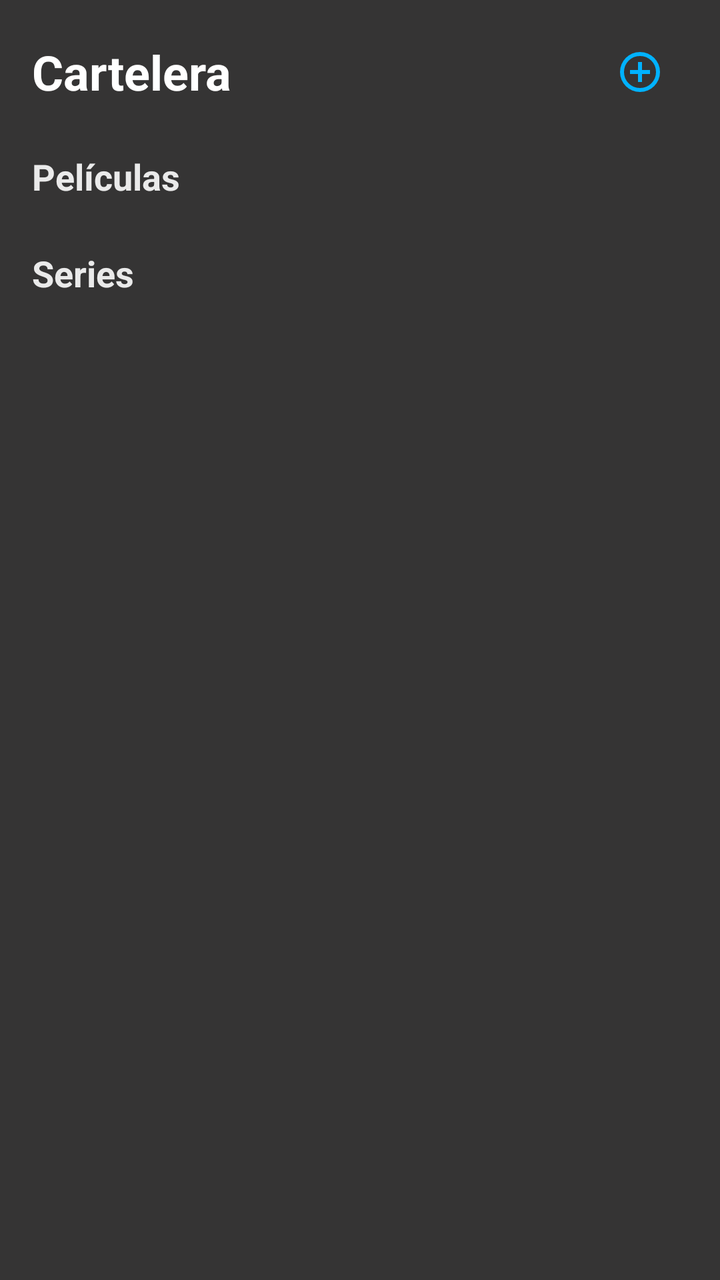
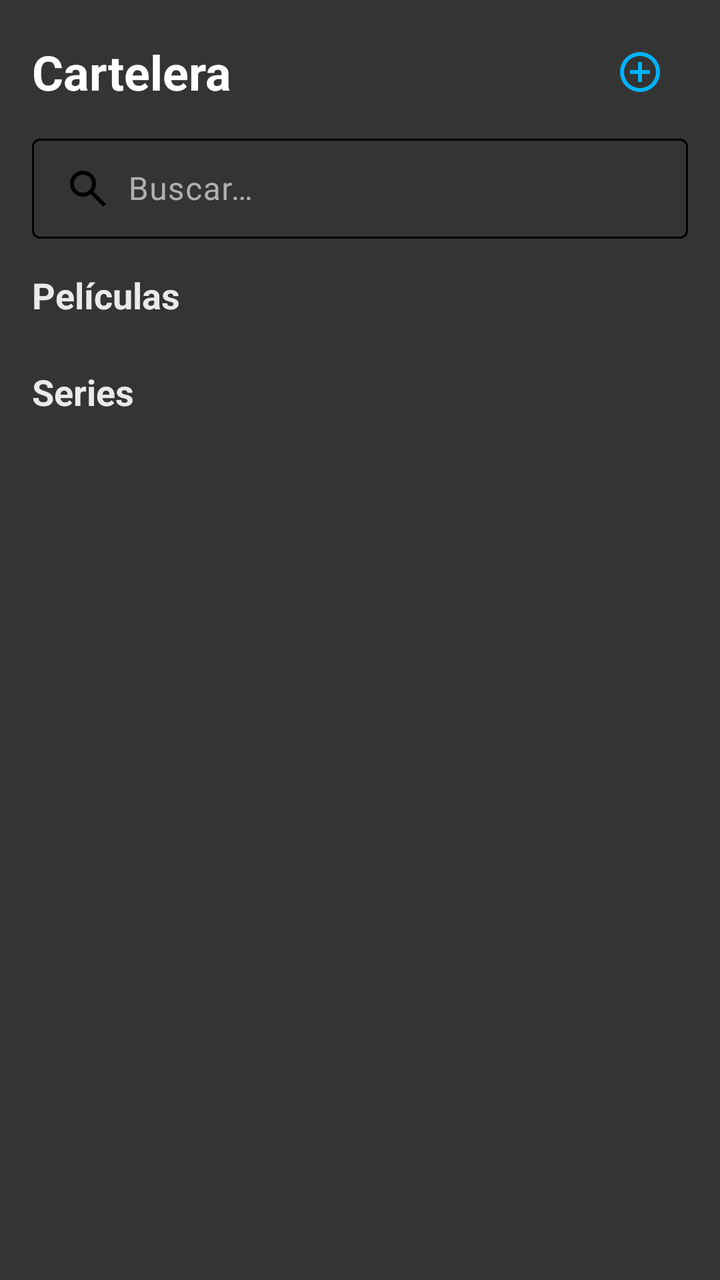

Screens rendered from an Android XML layout before and after an edit, with the pre-edit source and the edit as a unified diff.
<!-- AndroidManifest.xml: application theme Theme.OpenTeseractus -->
<!-- res/layout/fragment_cartelera.xml -->
<?xml version="1.0" encoding="utf-8"?>
<LinearLayout
    xmlns:android="http://schemas.android.com/apk/res/android"
    xmlns:app="http://schemas.android.com/apk/res-auto"
    android:id="@+id/main"
    android:layout_width="match_parent"
    android:layout_height="match_parent"
    android:orientation="vertical">

    

    <LinearLayout
        android:layout_width="match_parent"
        android:layout_height="wrap_content"
        android:orientation="horizontal"
        android:gravity="center_vertical"
        android:paddingHorizontal="16dp"
        android:paddingTop="12dp"
        android:paddingBottom="8dp">

        <TextView
            android:id="@+id/tvTitulo"
            android:layout_width="0dp"
            android:layout_height="wrap_content"
            android:layout_weight="1"
            android:text="@string/group_billboard"
            android:textColor="@color/onBackground"
            android:textSize="24sp"
            android:textStyle="bold" />

        <ImageButton
            android:id="@+id/btnCrearTeseracto"
            android:layout_width="48dp"
            android:layout_height="48dp"
            android:background="?attr/selectableItemBackgroundBorderless"
            android:contentDescription="@string/create_teseract"
            android:src="@drawable/ic_add"
            app:tint="@color/primary" />
    </LinearLayout>

    <androidx.core.widget.NestedScrollView
        android:layout_width="match_parent"
        android:layout_height="match_parent"
        android:fillViewport="true">

        <LinearLayout
            android:layout_width="match_parent"
            android:layout_height="wrap_content"
            android:orientation="vertical">

            

            <TextView
                android:layout_width="wrap_content"
                android:layout_height="wrap_content"
                android:paddingHorizontal="16dp"
                android:paddingTop="8dp"
                android:paddingBottom="8dp"
                android:text="@string/movies"
                android:textColor="@color/onSurface"
                android:textSize="18sp"
                android:textStyle="bold" />

            <androidx.recyclerview.widget.RecyclerView
                android:id="@+id/recyclerPeliculas"
                android:layout_width="match_parent"
                android:layout_height="wrap_content"/>

            

            <TextView
                android:layout_width="wrap_content"
                android:layout_height="wrap_content"
                android:paddingHorizontal="16dp"
                android:paddingTop="16dp"
                android:paddingBottom="8dp"
                android:text="@string/tvshows"
                android:textColor="@color/onSurface"
                android:textSize="18sp"
                android:textStyle="bold" />

            <androidx.recyclerview.widget.RecyclerView
                android:id="@+id/recyclerSeries"
                android:layout_width="match_parent"
                android:layout_height="wrap_content"/>

        </LinearLayout>

    </androidx.core.widget.NestedScrollView>

</LinearLayout>
<!-- resources referenced by this layout -->
<resources>
  <color name="onBackground">#FFFFFF</color>
  <color name="onSurface">#EAEAEA</color>
  <color name="primary">#00B2FF</color>
  <!-- drawable ic_add (drawable) -->
  <vector xmlns:android="http://schemas.android.com/apk/res/android"
      android:width="24dp"
      android:height="24dp"
      android:viewportWidth="960"
      android:viewportHeight="960">
    <path
        android:fillColor="@android:color/black"
        android:pathData="M440,680L520,680L520,520L680,520L680,440L520,440L520,280L440,280L440,440L280,440L280,520L440,520L440,680ZM480,880Q397,880 324,848.5Q251,817 197,763Q143,709 111.5,636Q80,563 80,480Q80,397 111.5,324Q143,251 197,197Q251,143 324,111.5Q397,80 480,80Q563,80 636,111.5Q709,143 763,197Q817,251 848.5,324Q880,397 880,480Q880,563 848.5,636Q817,709 763,763Q709,817 636,848.5Q563,880 480,880ZM480,800Q614,800 707,707Q800,614 800,480Q800,346 707,253Q614,160 480,160Q346,160 253,253Q160,346 160,480Q160,614 253,707Q346,800 480,800ZM480,480Q480,480 480,480Q480,480 480,480Q480,480 480,480Q480,480 480,480Q480,480 480,480Q480,480 480,480Q480,480 480,480Q480,480 480,480Z"/>
  </vector>
  <string name="create_teseract">Crear teseracto</string>
  <string name="group_billboard">Cartelera</string>
  <string name="movies">Películas</string>
  <string name="tvshows">Series</string>
  <style name="Theme.OpenTeseractus" parent="Base.Theme.OpenTeseractus" />
  <style name="Base.Theme.OpenTeseractus" parent="Theme.Material3.DayNight.NoActionBar">
          <item name="colorPrimary">@color/primary</item>
          <item name="colorPrimaryContainer">@color/primaryContainer</item>
  
          <item name="android:colorBackground">@color/background</item>
  
          <item name="colorSurface">@color/surface</item>
          <item name="colorSurfaceVariant">@color/surfaceVariant</item>
  
          <item name="colorOnBackground">@color/onBackground</item>
          <item name="colorOnSurface">@color/onSurface</item>
          <item name="colorOnSurfaceVariant">@color/onSurfaceVariant</item>
  
          <item name="android:textColor">@color/onSurfaceVariant</item>
  
          
          <item name="colorOutline">@color/border</item>
          <item name="colorOutlineVariant">@color/borderLight</item>
  
          <item name="bottomSheetDialogTheme">@style/BottomSheetTheme</item>
  
          <item name="elevationOverlayEnabled">true</item>
      </style>
  <color name="primaryContainer">#03DBFF</color>
  <color name="background">#353434</color>
  <color name="surface">#1E1E1E</color>
  <color name="surfaceVariant">#2A2A2A</color>
  <color name="onSurfaceVariant">#B0B0B0</color>
  <color name="border">#000000</color>
  <color name="borderLight">#000000</color>
  <style name="BottomSheetTheme" parent="ThemeOverlay.Material3.BottomSheetDialog">
          <item name="bottomSheetStyle">@style/CustomBottomSheet</item>
      </style>
  <style name="CustomBottomSheet" parent="Widget.Material3.BottomSheet.Modal">
          <item name="android:background">@color/surface</item>
      </style>
</resources>

<!-- the commit's change to res/layout/fragment_cartelera.xml (unified diff, before → after) -->
@@ -16,7 +16,7 @@
         android:gravity="center_vertical"
         android:paddingHorizontal="16dp"
         android:paddingTop="12dp"
-        android:paddingBottom="8dp">
+        android:paddingBottom="4dp">
 
         <TextView
             android:id="@+id/tvTitulo"
@@ -37,6 +37,25 @@
             android:src="@drawable/ic_add"
             app:tint="@color/primary" />
     </LinearLayout>
+
+    
+    <com.google.android.material.textfield.TextInputLayout
+        android:layout_width="match_parent"
+        android:layout_height="wrap_content"
+        android:layout_marginHorizontal="16dp"
+        android:layout_marginBottom="8dp"
+        style="@style/Widget.Material3.TextInputLayout.OutlinedBox.Dense">
+
+        <com.google.android.material.textfield.TextInputEditText
+            android:id="@+id/etBuscar"
+            android:layout_width="match_parent"
+            android:layout_height="wrap_content"
+            android:hint="@string/search_hint"
+            android:inputType="text"
+            android:drawableStart="@drawable/ic_search"
+            android:drawablePadding="8dp" />
+
+    </com.google.android.material.textfield.TextInputLayout>
 
     <androidx.core.widget.NestedScrollView
         android:layout_width="match_parent"
<!-- resource entries referenced after the edit -->
@@ -13,9 +13,20 @@
         android:fillColor="@android:color/black"
         android:pathData="M440,680L520,680L520,520L680,520L680,440L520,440L520,280L440,280L440,440L280,440L280,520L440,520L440,680ZM480,880Q397,880 324,848.5Q251,817 197,763Q143,709 111.5,636Q80,563 80,480Q80,397 111.5,324Q143,251 197,197Q251,143 324,111.5Q397,80 480,80Q563,80 636,111.5Q709,143 763,197Q817,251 848.5,324Q880,397 880,480Q880,563 848.5,636Q817,709 763,763Q709,817 636,848.5Q563,880 480,880ZM480,800Q614,800 707,707Q800,614 800,480Q800,346 707,253Q614,160 480,160Q346,160 253,253Q160,346 160,480Q160,614 253,707Q346,800 480,800ZM480,480Q480,480 480,480Q480,480 480,480Q480,480 480,480Q480,480 480,480Q480,480 480,480Q480,480 480,480Q480,480 480,480Q480,480 480,480Z"/>
   </vector>
+  <!-- drawable ic_search (drawable) -->
+  <vector xmlns:android="http://schemas.android.com/apk/res/android"
+      android:width="24dp"
+      android:height="24dp"
+      android:viewportWidth="960"
+      android:viewportHeight="960">
+    <path
+        android:fillColor="@android:color/black"
+        android:pathData="M784,840L532,588Q502,612 463,626Q424,640 380,640Q271,640 195.5,564.5Q120,489 120,380Q120,271 195.5,195.5Q271,120 380,120Q489,120 564.5,195.5Q640,271 640,380Q640,424 626,463Q612,502 588,532L840,784L784,840ZM380,560Q455,560 507.5,507.5Q560,455 560,380Q560,305 507.5,252.5Q455,200 380,200Q305,200 252.5,252.5Q200,305 200,380Q200,455 252.5,507.5Q305,560 380,560Z"/>
+  </vector>
   <string name="create_teseract">Crear teseracto</string>
   <string name="group_billboard">Cartelera</string>
   <string name="movies">Películas</string>
+  <string name="search_hint">Buscar…</string>
   <string name="tvshows">Series</string>
   <style name="Theme.OpenTeseractus" parent="Base.Theme.OpenTeseractus" />
   <style name="Base.Theme.OpenTeseractus" parent="Theme.Material3.DayNight.NoActionBar">
